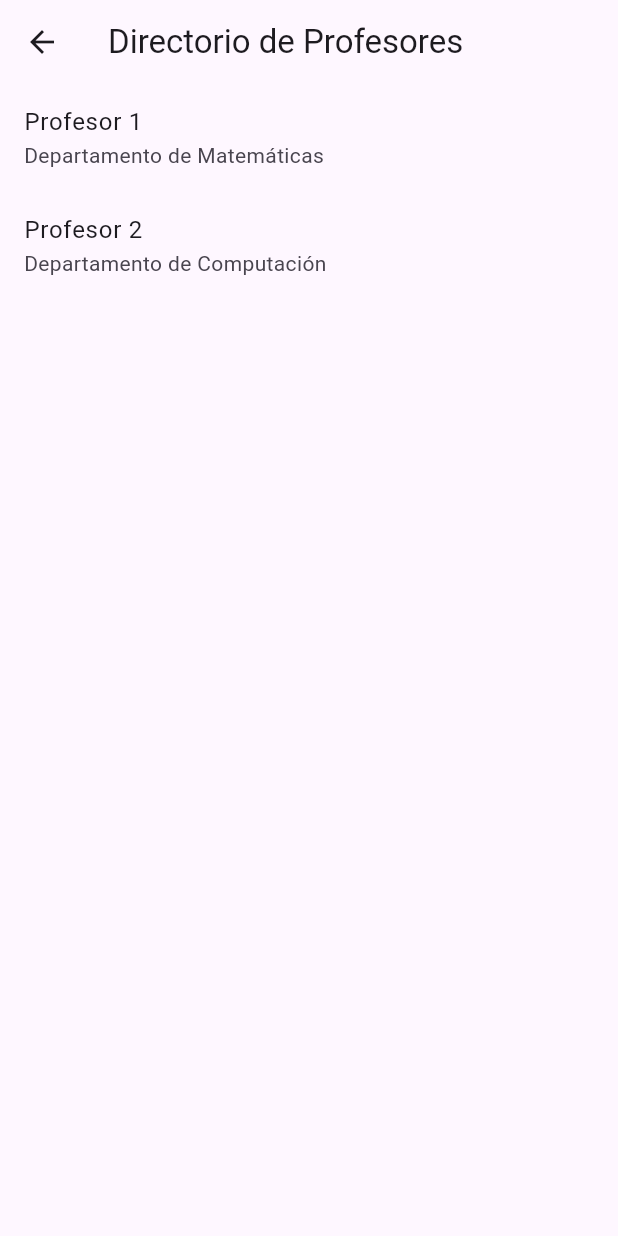
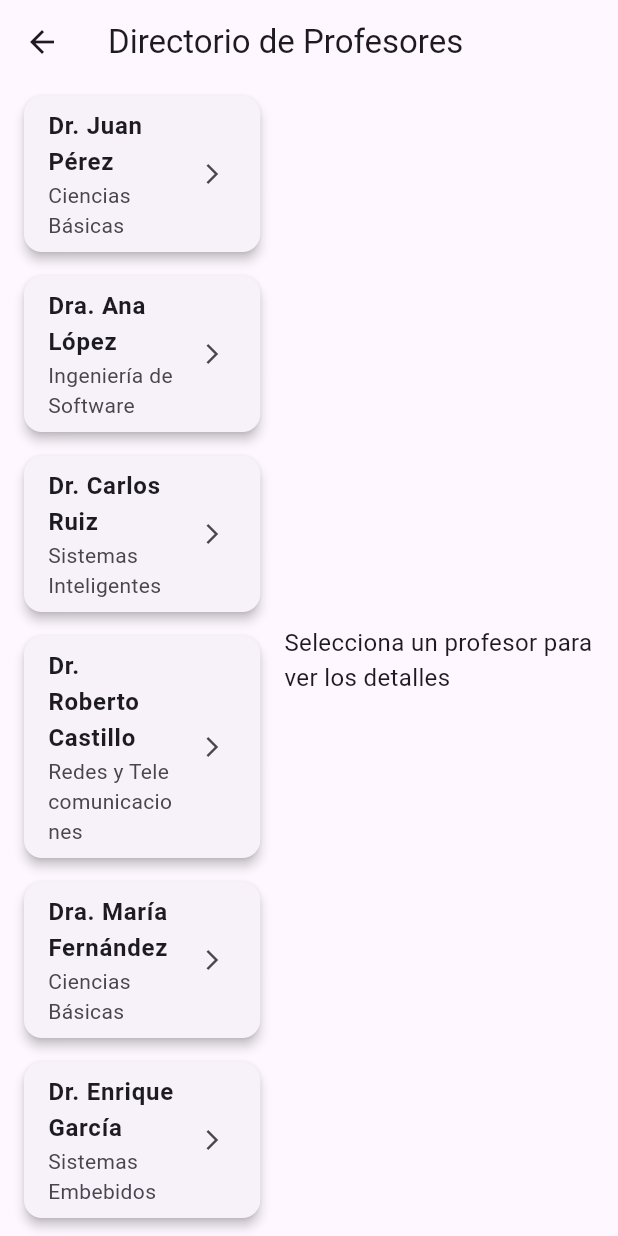
Before and after one commit to EmilianoLedesma16/EscomApp, a Flutter app: the DashboardAlumnoScreen screen opened by its route, after a tap on "Directorio de Profesores", on a phone screen of 412 x 824 dp. Run offline on Flutter 3.47's test engine with Material 3 defaults, Android fonts, the light colour scheme and no system bars; our stand-ins replace carousel_slider, cloud_firestore, firebase_auth, firebase_core, flutter_map, geolocator and 1 more; accounts and stored records are empty.

Commit message:
directorio fucnionando correctamente

```diff
--- /dev/null
+++ b/assets/data/profesores.json
@@ -0,0 +1,56 @@
+[
+    {
+      "name": "Dr. Juan Pérez",
+      "email": "juan.perez@escom.ipn.mx",
+      "department": "Ciencias Básicas",
+      "schedule": {
+        "Monday": "10:00 - 12:00",
+        "Wednesday": "14:00 - 16:00"
+      }
+    },
+    {
+      "name": "Dra. Ana López",
+      "email": "ana.lopez@escom.ipn.mx",
+      "department": "Ingeniería de Software",
+      "schedule": {
+        "Tuesday": "08:00 - 10:00",
+        "Thursday": "16:00 - 18:00"
+      }
+    },
+    {
+      "name": "Dr. Carlos Ruiz",
+      "email": "carlos.ruiz@escom.ipn.mx",
+      "department": "Sistemas Inteligentes",
+      "schedule": {
+        "Monday": "12:00 - 14:00",
+        "Friday": "10:00 - 12:00"
+      }
+    },
+    {
+      "name": "Dr. Roberto Castillo",
+      "email": "roberto.castillo@escom.ipn.mx",
+      "department": "Redes y Telecomunicaciones",
+      "schedule": {
+        "Wednesday": "09:00 - 11:00",
+        "Thursday": "14:00 - 16:00"
+      }
+    },
+    {
+      "name": "Dra. María Fernández",
+      "email": "maria.fernandez@escom.ipn.mx",
+      "department": "Ciencias Básicas",
+      "schedule": {
+        "Tuesday": "10:00 - 12:00",
+        "Friday": "13:00 - 15:00"
+      }
+    },
+    {
+      "name": "Dr. Enrique García",
+      "email": "enrique.garcia@escom.ipn.mx",
+      "department": "Sistemas Embebidos",
+      "schedule": {
+        "Monday": "14:00 - 16:00",
+        "Thursday": "08:00 - 10:00"
+      }
+    }
+  ]
--- a/lib/main.dart
+++ b/lib/main.dart
@@ -10,7 +10,8 @@ import 'screens/mapa_escolar_screen.dart';
 import 'screens/profile_screen.dart';
 import 'screens/home_screen.dart';
 import 'screens/splash_intermedio_screen.dart';
-import 'screens/directorio_profesores.dart';
+import 'screens/professor_directory_screen.dart';
+//import 'services/professor_service.dart';
 import 'screens/splash_screen.dart';
 import 'screens/login_screen.dart';
 import 'screens/register_selection_screen.dart';
@@ -41,7 +42,7 @@ class MyApp extends StatelessWidget {
             HomeScreen(role: 'alumno'), // Rol dinámico según el login
         '/map': (context) => MapScreen(),
         '/directorio': (context) =>
-            ProfessorsDirectoryScreen(), // Pantalla del Directorio
+            ProfessorDirectoryScreen(), // Pantalla del Directorio
         '/registerSelection': (context) => RegisterSelectionScreen(),
         '/registerAlumno': (context) => RegisterAlumnoScreen(),
         '/registerExterno': (context) => RegisterExternoScreen(),
--- a/lib/screens/directorio_profesores.dart
+++ /dev/null
@@ -1,24 +0,0 @@
-import 'package:flutter/material.dart';
-
-class ProfessorsDirectoryScreen extends StatelessWidget {
-  @override
-  Widget build(BuildContext context) {
-    return Scaffold(
-      appBar: AppBar(
-        title: Text('Directorio de Profesores'),
-      ),
-      body: ListView(
-        children: [
-          ListTile(
-            title: Text('Profesor 1'),
-            subtitle: Text('Departamento de Matemáticas'),
-          ),
-          ListTile(
-            title: Text('Profesor 2'),
-            subtitle: Text('Departamento de Computación'),
-          ),
-        ],
-      ),
-    );
-  }
-}
--- /dev/null
+++ b/lib/screens/professor_directory_screen.dart
@@ -0,0 +1,129 @@
+import 'package:flutter/material.dart';
+import '../services/professor_service.dart';
+
+class ProfessorDirectoryScreen extends StatefulWidget {
+  const ProfessorDirectoryScreen({Key? key}) : super(key: key);
+
+  @override
+  _ProfessorDirectoryScreenState createState() =>
+      _ProfessorDirectoryScreenState();
+}
+
+class _ProfessorDirectoryScreenState extends State<ProfessorDirectoryScreen> {
+  late Future<List<Map<String, dynamic>>> _professors;
+  Map<String, dynamic>? _selectedProfessor;
+
+  @override
+  void initState() {
+    super.initState();
+    _professors = ProfessorService().fetchProfessors();
+  }
+
+  @override
+  Widget build(BuildContext context) {
+    return Scaffold(
+      appBar: AppBar(
+        title: const Text('Directorio de Profesores'),
+      ),
+      body: FutureBuilder<List<Map<String, dynamic>>>(
+        future: _professors,
+        builder: (context, snapshot) {
+          if (snapshot.connectionState == ConnectionState.waiting) {
+            return const Center(child: CircularProgressIndicator());
+          } else if (snapshot.hasError) {
+            return Center(child: Text('Error: ${snapshot.error}'));
+          } else if (snapshot.data == null || snapshot.data!.isEmpty) {
+            return const Center(child: Text('No se encontraron profesores.'));
+          } else {
+            final professors = snapshot.data!;
+            return Row(
+              children: [
+                // Lista de Profesores
+                Container(
+                  width:
+                      MediaQuery.of(context).size.width * 0.46, // 40% del ancho
+                  child: ListView.builder(
+                    itemCount: professors.length,
+                    itemBuilder: (context, index) {
+                      final professor = professors[index];
+                      return Card(
+                        elevation: 3,
+                        margin: const EdgeInsets.symmetric(
+                          vertical: 8,
+                          horizontal: 16,
+                        ),
+                        child: ListTile(
+                          title: Text(
+                            professor['name'],
+                            style: const TextStyle(fontWeight: FontWeight.bold),
+                          ),
+                          subtitle: Text(professor['department']),
+                          trailing:
+                              const Icon(Icons.arrow_forward_ios, size: 16),
+                          onTap: () {
+                            setState(() {
+                              _selectedProfessor = professor;
+                            });
+                          },
+                        ),
+                      );
+                    },
+                  ),
+                ),
+
+                // Detalles del Profesor
+                Expanded(
+                  child: _selectedProfessor != null
+                      ? _buildProfessorDetails(_selectedProfessor!)
+                      : const Center(
+                          child: Text(
+                            'Selecciona un profesor para ver los detalles',
+                            style: TextStyle(fontSize: 16),
+                          ),
+                        ),
+                ),
+              ],
+            );
+          }
+        },
+      ),
+    );
+  }
+
+  Widget _buildProfessorDetails(Map<String, dynamic> professor) {
+    return Padding(
+      padding: const EdgeInsets.all(16.0),
+      child: Column(
+        crossAxisAlignment: CrossAxisAlignment.start,
+        children: [
+          Text(
+            professor['name'],
+            style: const TextStyle(fontSize: 22, fontWeight: FontWeight.bold),
+          ),
+          const SizedBox(height: 10),
+          Text(
+            'Departamento: ${professor['department']}',
+            style: const TextStyle(fontSize: 16),
+          ),
+          const SizedBox(height: 10),
+          Text(
+            'Correo: ${professor['email']}',
+            style: const TextStyle(fontSize: 16),
+          ),
+          const SizedBox(height: 20),
+          const Text(
+            'Horario:',
+            style: TextStyle(fontSize: 18, fontWeight: FontWeight.bold),
+          ),
+          const SizedBox(height: 10),
+          ...professor['schedule'].entries.map(
+                (entry) => Text(
+                  '${entry.key}: ${entry.value}',
+                  style: const TextStyle(fontSize: 16),
+                ),
+              ),
+        ],
+      ),
+    );
+  }
+}
--- /dev/null
+++ b/lib/services/professor_service.dart
@@ -0,0 +1,14 @@
+import 'dart:convert';
+import 'package:flutter/services.dart';
+
+class ProfessorService {
+  Future<List<Map<String, dynamic>>> fetchProfessors() async {
+    try {
+      final String response =
+          await rootBundle.loadString('assets/data/profesores.json');
+      return List<Map<String, dynamic>>.from(json.decode(response));
+    } catch (e) {
+      throw Exception('Error al cargar el archivo JSON: $e');
+    }
+  }
+}
--- a/pubspec.yaml
+++ b/pubspec.yaml
@@ -53,3 +53,4 @@ flutter:
     - assets/img/escom_background.jpg
     - assets/img/escom_logo.png
     - assets/data/alumnos.json
+    - assets/data/profesores.json
```
